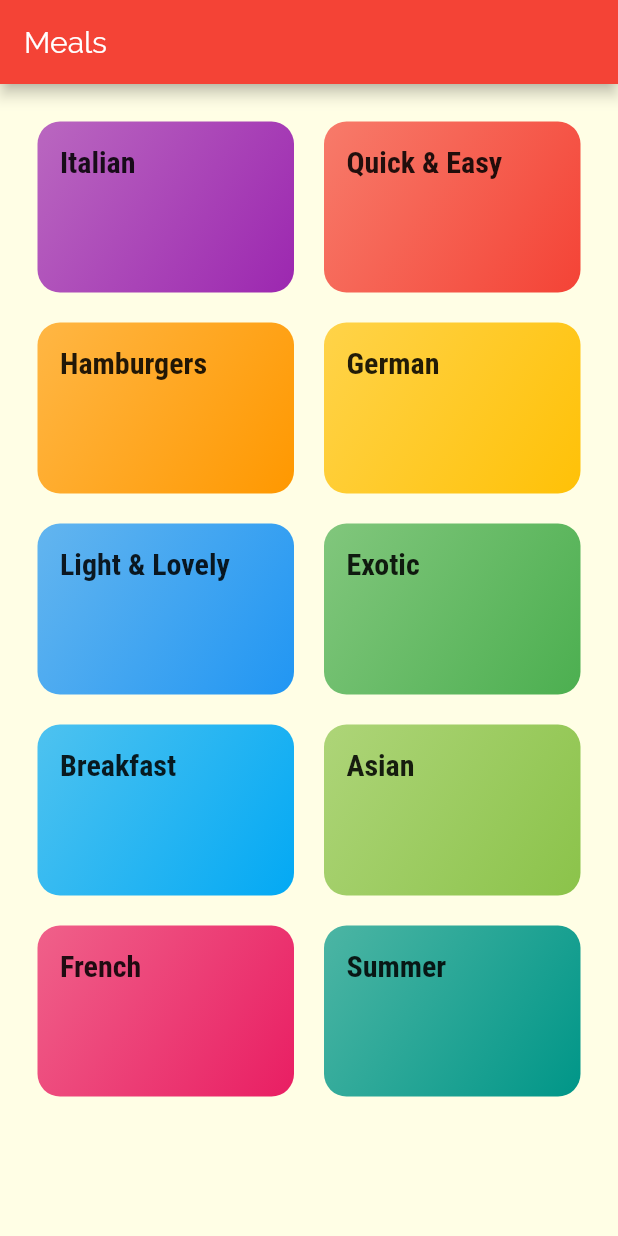
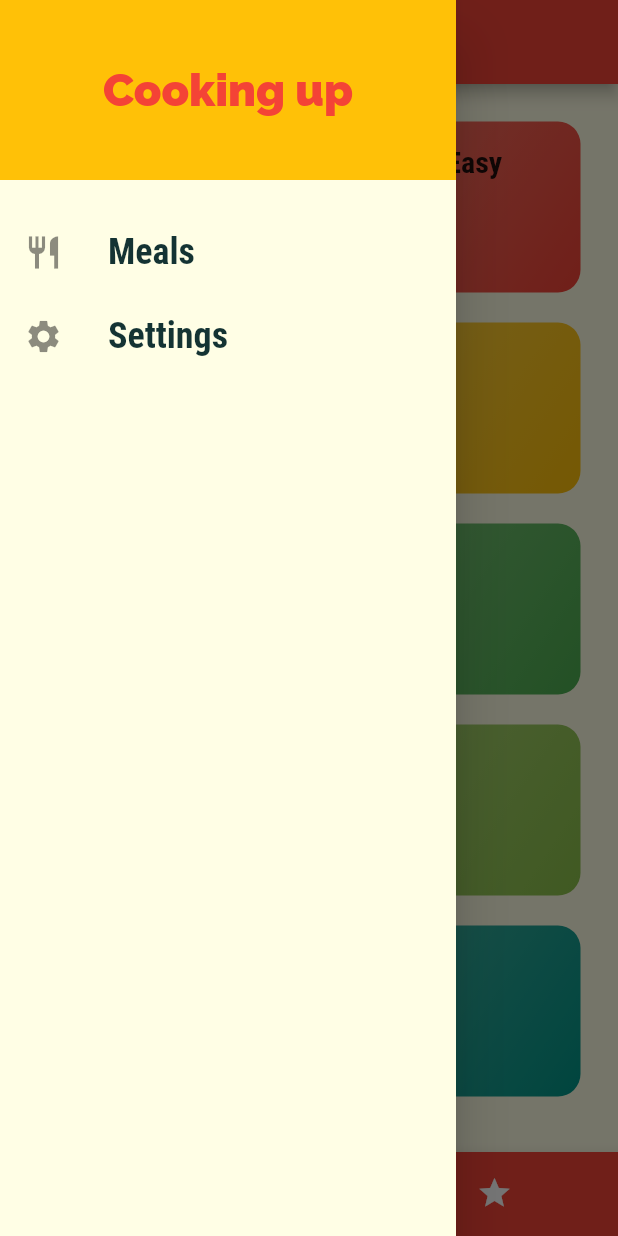
Before and after one commit to MatheusTeixeira587/flutter, a Flutter app: the screen it shows after launch, with the side drawer open (before the commit the screen has no drawer), on a phone screen of 412 x 824 dp. Run offline on Flutter 3.47's test engine with Material 2 defaults, Android fonts, the phone set to English and light mode, and no system bars; our stand-ins replace camera.

Commit message:
added a drawer

```diff
--- a/meals/lib/main.dart
+++ b/meals/lib/main.dart
@@ -2,6 +2,7 @@ import 'package:flutter/material.dart';
 import 'package:meals/screens/categories.dart';
 import 'package:meals/screens/category_meals.dart';
 import 'package:meals/screens/meal_detail.dart';
+import 'package:meals/screens/tabs.dart';
 
 import 'constants/constants.dart';
 
@@ -11,6 +12,7 @@ class MyApp extends StatelessWidget {
   @override
   Widget build(BuildContext context) {
     return MaterialApp(
+      debugShowCheckedModeBanner: false,
       title: Constants.appName,
       theme: ThemeData(
           primarySwatch: Colors.red,
@@ -26,12 +28,12 @@ class MyApp extends StatelessWidget {
                   fontWeight: FontWeight.bold))),
       initialRoute: CategoriesScreen.routeName,
       routes: {
-        CategoriesScreen.routeName: (ctx) => CategoriesScreen(),
+        TabsScreen.routeName: (ctx) => TabsScreen(),
         CategoryMealsScreen.routeName: (ctx) => CategoryMealsScreen(),
         MealDetailScreen.routeName: (ctx) => MealDetailScreen()
       },
       onUnknownRoute: (setting) =>
-          MaterialPageRoute(builder: (ctx) => CategoriesScreen()),
+          MaterialPageRoute(builder: (ctx) => TabsScreen()),
     );
   }
 }
--- a/meals/lib/screens/categories.dart
+++ b/meals/lib/screens/categories.dart
@@ -6,9 +6,7 @@ class CategoriesScreen extends StatelessWidget {
   static const routeName = "/";
   @override
   Widget build(BuildContext context) {
-    return Scaffold(
-      appBar: AppBar(title: const Text("Meals")),
-      body: GridView(
+    return GridView(
       padding: const EdgeInsets.all(25),
       children: DUMMY_CATEGORIES
           .map((category) =>
@@ -19,7 +17,6 @@ class CategoriesScreen extends StatelessWidget {
           childAspectRatio: 3 / 2,
           crossAxisSpacing: 20,
           mainAxisSpacing: 20),
-      ),
     );
   }
 }
--- /dev/null
+++ b/meals/lib/screens/favorites.dart
@@ -0,0 +1,10 @@
+import 'package:flutter/cupertino.dart';
+
+class FavoritesScreen extends StatelessWidget {
+  @override
+  Widget build(BuildContext context) {
+    return Center(
+      child: Text("Favorites goes here"),
+    );
+  }
+}
--- /dev/null
+++ b/meals/lib/screens/tabs.dart
@@ -0,0 +1,53 @@
+import 'package:flutter/material.dart';
+import 'package:meals/screens/categories.dart';
+import 'package:meals/screens/favorites.dart';
+import 'package:meals/widgets/main_drawer.dart';
+
+class TabsScreen extends StatefulWidget {
+  static const routeName = "/";
+  @override
+  _TabsScreenState createState() => _TabsScreenState();
+}
+
+class _TabsScreenState extends State<TabsScreen> {
+  final _pages = [
+    {"title": "Categories", "page": CategoriesScreen()},
+    {"title": "Your Favorites!", "page": FavoritesScreen()},
+  ];
+
+  var _selectedPageIndex = 0;
+
+  void _handleSelectPage(int index) =>
+      setState(() => _selectedPageIndex = index);
+
+  @override
+  Widget build(BuildContext context) {
+    final _theme = Theme.of(context);
+
+    return Scaffold(
+      appBar: AppBar(
+        title: Text(_pages.elementAt(_selectedPageIndex)["title"]),
+      ),
+      drawer: MainDrawer(),
+      body: _pages.elementAt(_selectedPageIndex)["page"],
+      bottomNavigationBar: BottomNavigationBar(
+        onTap: _handleSelectPage,
+        backgroundColor: _theme.primaryColor,
+        unselectedItemColor: Colors.white,
+        selectedItemColor: _theme.accentColor,
+        currentIndex: _selectedPageIndex,
+        type: BottomNavigationBarType.shifting,
+        items: [
+          BottomNavigationBarItem(
+              backgroundColor: _theme.primaryColor,
+              icon: const Icon(Icons.category),
+              title: const Text("Categories")),
+          BottomNavigationBarItem(
+              backgroundColor: _theme.primaryColor,
+              icon: const Icon(Icons.star),
+              title: const Text("Favorites"))
+        ],
+      ),
+    );
+  }
+}
--- /dev/null
+++ b/meals/lib/widgets/main_drawer.dart
@@ -0,0 +1,50 @@
+import 'package:flutter/material.dart';
+
+class MainDrawer extends StatelessWidget {
+  _buildListTile(String title, IconData icon, Function onTap) => ListTile(
+        leading: Icon(
+          icon,
+          size: 26,
+        ),
+        title: Text(
+          title,
+          style: TextStyle(
+              fontFamily: "RobotoCondensed",
+              fontSize: 24,
+              fontWeight: FontWeight.w700),
+        ),
+        onTap: onTap,
+      );
+
+  @override
+  Widget build(BuildContext context) {
+    final _theme = Theme.of(context);
+    return Drawer(
+      child: Column(
+        children: <Widget>[
+          Container(
+            height: 120,
+            width: double.infinity,
+            padding: EdgeInsets.all(20),
+            alignment: Alignment.centerLeft,
+            color: _theme.accentColor,
+            child: Center(
+              child: Text(
+                "Cooking up",
+                style: TextStyle(
+                    fontWeight: FontWeight.w900,
+                    fontSize: 30,
+                    color: _theme.primaryColor),
+              ),
+            ),
+          ),
+          SizedBox(
+            height: 20,
+          ),
+          _buildListTile("Meals", Icons.restaurant, () => null),
+          _buildListTile("Settings", Icons.settings, () => null),
+        ],
+      ),
+    );
+  }
+}
```
Lines whose indentation alone changed are shown as unchanged.
